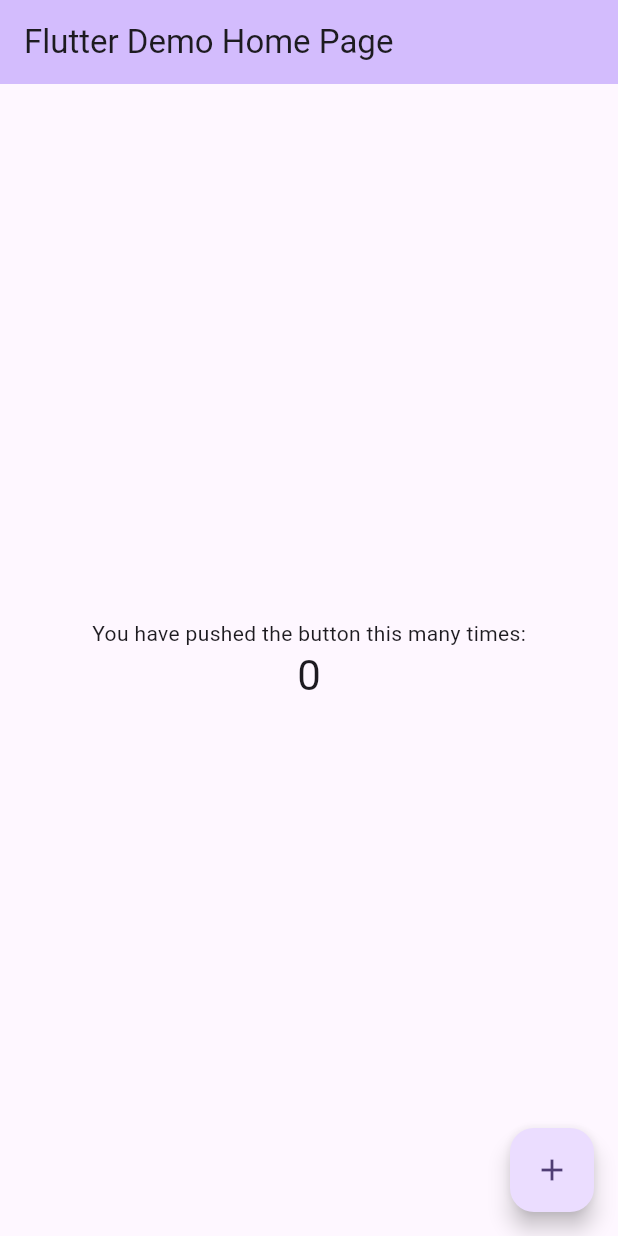
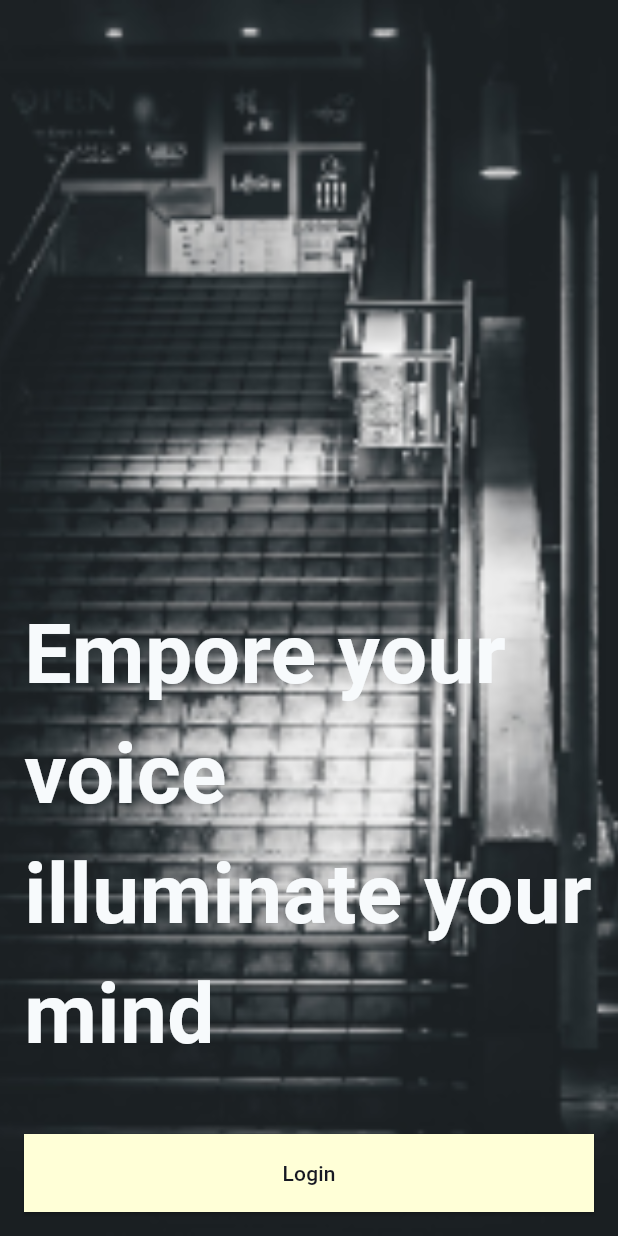
Before and after one commit to faisal-kursheedali/zac, a Flutter app: the screen it shows after launch, on a phone screen of 412 x 824 dp. Run offline on Flutter 3.47's test engine with Material 3 defaults, Android fonts, the light colour scheme and no system bars; our stand-ins replace hexcolor; missing offline and left inert: color_hex.

```diff
--- a/lib/main.dart
+++ b/lib/main.dart
@@ -1,4 +1,5 @@
 import 'package:flutter/material.dart';
+import 'package:zac/screens/home_screen.dart';
 
 void main() {
   runApp(const MyApp());
@@ -7,119 +8,15 @@ void main() {
 class MyApp extends StatelessWidget {
   const MyApp({super.key});
 
-  // This widget is the root of your application.
   @override
   Widget build(BuildContext context) {
     return MaterialApp(
       title: 'Flutter Demo',
       theme: ThemeData(
-        // This is the theme of your application.
-        //
-        // TRY THIS: Try running your application with "flutter run". You'll see
-        // the application has a purple toolbar. Then, without quitting the app,
-        // try changing the seedColor in the colorScheme below to Colors.green
-        // and then invoke "hot reload" (save your changes or press the "hot
-        // reload" button in a Flutter-supported IDE, or press "r" if you used
-        // the command line to start the app).
-        //
-        // Notice that the counter didn't reset back to zero; the application
-        // state is not lost during the reload. To reset the state, use hot
-        // restart instead.
-        //
-        // This works for code too, not just values: Most code changes can be
-        // tested with just a hot reload.
         colorScheme: ColorScheme.fromSeed(seedColor: Colors.deepPurple),
         useMaterial3: true,
       ),
-      home: const MyHomePage(title: 'Flutter Demo Home Page'),
+      home: const HomeScreen(),
     );
   }
 }
-
-class MyHomePage extends StatefulWidget {
-  const MyHomePage({super.key, required this.title});
-
-  // This widget is the home page of your application. It is stateful, meaning
-  // that it has a State object (defined below) that contains fields that affect
-  // how it looks.
-
-  // This class is the configuration for the state. It holds the values (in this
-  // case the title) provided by the parent (in this case the App widget) and
-  // used by the build method of the State. Fields in a Widget subclass are
-  // always marked "final".
-
-  final String title;
-
-  @override
-  State<MyHomePage> createState() => _MyHomePageState();
-}
-
-class _MyHomePageState extends State<MyHomePage> {
-  int _counter = 0;
-
-  void _incrementCounter() {
-    setState(() {
-      // This call to setState tells the Flutter framework that something has
-      // changed in this State, which causes it to rerun the build method below
-      // so that the display can reflect the updated values. If we changed
-      // _counter without calling setState(), then the build method would not be
-      // called again, and so nothing would appear to happen.
-      _counter++;
-    });
-  }
-
-  @override
-  Widget build(BuildContext context) {
-    // This method is rerun every time setState is called, for instance as done
-    // by the _incrementCounter method above.
-    //
-    // The Flutter framework has been optimized to make rerunning build methods
-    // fast, so that you can just rebuild anything that needs updating rather
-    // than having to individually change instances of widgets.
-    return Scaffold(
-      appBar: AppBar(
-        // TRY THIS: Try changing the color here to a specific color (to
-        // Colors.amber, perhaps?) and trigger a hot reload to see the AppBar
-        // change color while the other colors stay the same.
-        backgroundColor: Theme.of(context).colorScheme.inversePrimary,
-        // Here we take the value from the MyHomePage object that was created by
-        // the App.build method, and use it to set our appbar title.
-        title: Text(widget.title),
-      ),
-      body: Center(
-        // Center is a layout widget. It takes a single child and positions it
-        // in the middle of the parent.
-        child: Column(
-          // Column is also a layout widget. It takes a list of children and
-          // arranges them vertically. By default, it sizes itself to fit its
-          // children horizontally, and tries to be as tall as its parent.
-          //
-          // Column has various properties to control how it sizes itself and
-          // how it positions its children. Here we use mainAxisAlignment to
-          // center the children vertically; the main axis here is the vertical
-          // axis because Columns are vertical (the cross axis would be
-          // horizontal).
-          //
-          // TRY THIS: Invoke "debug painting" (choose the "Toggle Debug Paint"
-          // action in the IDE, or press "p" in the console), to see the
-          // wireframe for each widget.
-          mainAxisAlignment: MainAxisAlignment.center,
-          children: <Widget>[
-            const Text(
-              'You have pushed the button this many times:',
-            ),
-            Text(
-              '$_counter',
-              style: Theme.of(context).textTheme.headlineMedium,
-            ),
-          ],
-        ),
-      ),
-      floatingActionButton: FloatingActionButton(
-        onPressed: _incrementCounter,
-        tooltip: 'Increment',
-        child: const Icon(Icons.add),
-      ), // This trailing comma makes auto-formatting nicer for build methods.
-    );
-  }
-}
--- /dev/null
+++ b/lib/screens/home_screen.dart
@@ -0,0 +1,54 @@
+import 'package:color_hex/color_hex.dart';
+import 'package:flutter/material.dart';
+import 'package:hexcolor/hexcolor.dart';
+import 'package:zac/screens/login_screen.dart';
+
+class HomeScreen extends StatelessWidget {
+  const HomeScreen({super.key});
+
+  @override
+  Widget build(BuildContext context) {
+    return Scaffold(
+      body: Container(
+        padding: const EdgeInsets.all(16),
+        width: double.infinity,
+        height: double.infinity,
+        decoration: const BoxDecoration(
+            color: Colors.red,
+            image: DecorationImage(
+                image: AssetImage("assets/images/zac_app_bg.png"),
+                fit: BoxFit.fitHeight)),
+        child: SafeArea(
+            child: Column(
+          mainAxisAlignment: MainAxisAlignment.end,
+          children: [
+            Text(
+              "Empore your voice illuminate your mind",
+              style: TextStyle(
+                  color: HexColor("F7FAFC"),
+                  fontSize: 56,
+                  fontWeight: FontWeight.bold),
+            ),
+            const SizedBox(
+              height: 40,
+            ),
+            ElevatedButton(
+              onPressed: () {
+                Navigator.push(
+                    context,
+                    MaterialPageRoute(
+                        builder: (context) => const LoginScreen()));
+              },
+              style: ElevatedButton.styleFrom(
+                  foregroundColor: HexColor("171923"),
+                  backgroundColor: HexColor("FFFFD7"),
+                  minimumSize: const Size(double.infinity, 52),
+                  shape: RoundedRectangleBorder()),
+              child: const Text("Login"),
+            )
+          ],
+        )),
+      ),
+    );
+  }
+}
```
Also changed, not shown: lib/screens/login_screen.dart (added, +93 -0 lines), lib/screens/signup_screen.dart (added, +10 -0 lines), pubspec.yaml (+5 -5 lines), assets/images/zac_app_bg.png (added), pubspec.lock, 5 other files.
